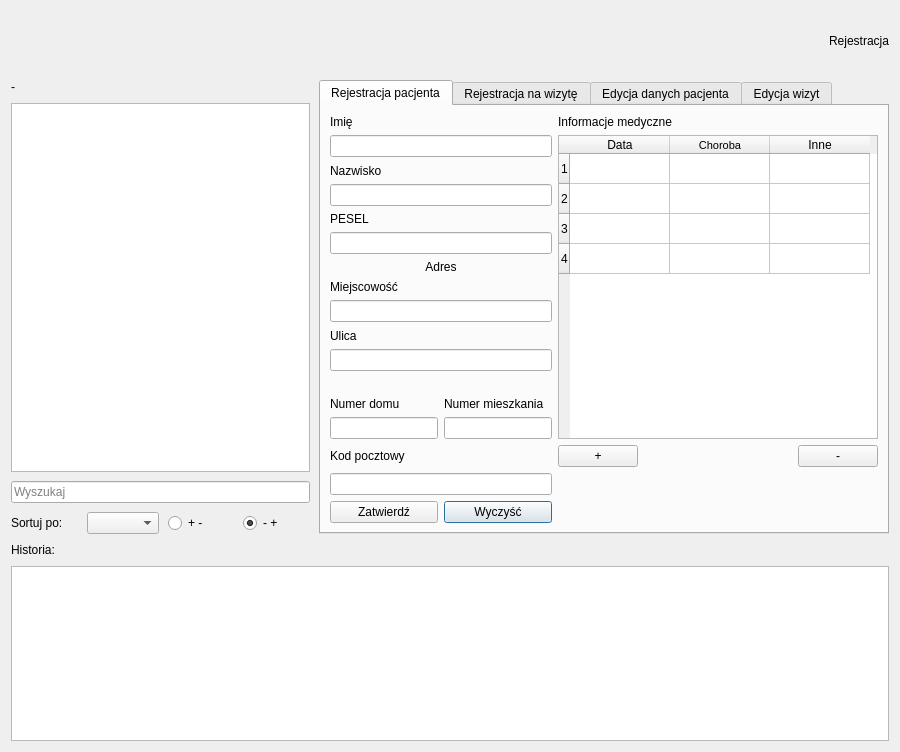
Qt form app/UI/PatientRegistrationWindow/PatientRegistrationWindow.ui (xcodeassociated/DataBaseProject) before a commit.
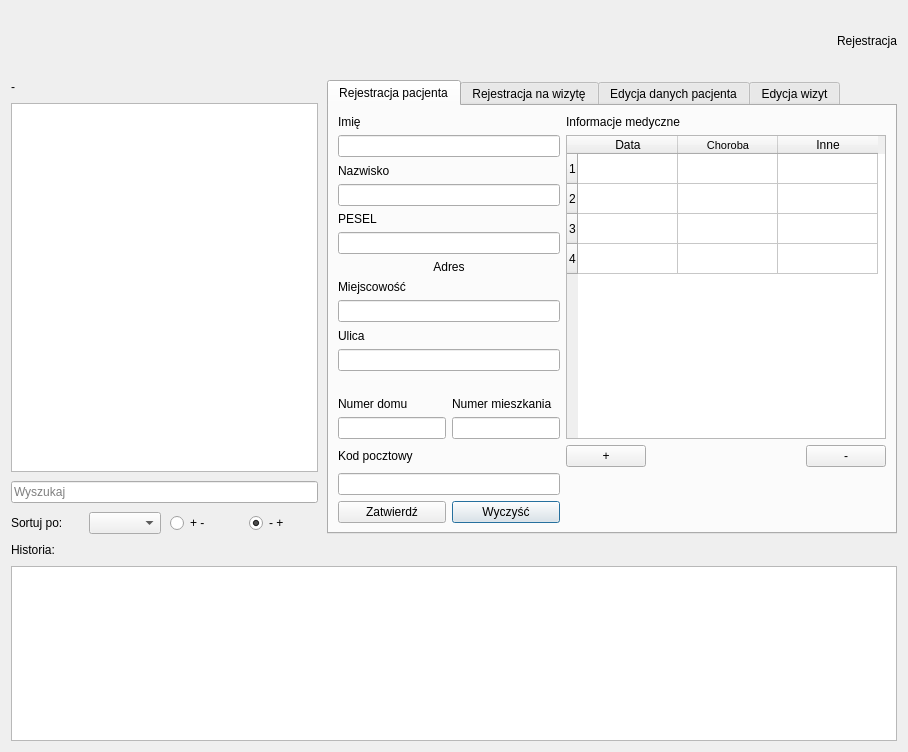
The same form after that commit. Icons and pictures are not drawn.

Commit message: PREG window done

```diff
--- a/app/UI/PatientRegistrationWindow/PatientRegistrationWindow.ui
+++ b/app/UI/PatientRegistrationWindow/PatientRegistrationWindow.ui
@@ -6,7 +6,7 @@
    <rect>
     <x>0</x>
     <y>0</y>
-    <width>900</width>
+    <width>908</width>
     <height>752</height>
    </rect>
   </property>
```
The commit also changes 3 other files.
